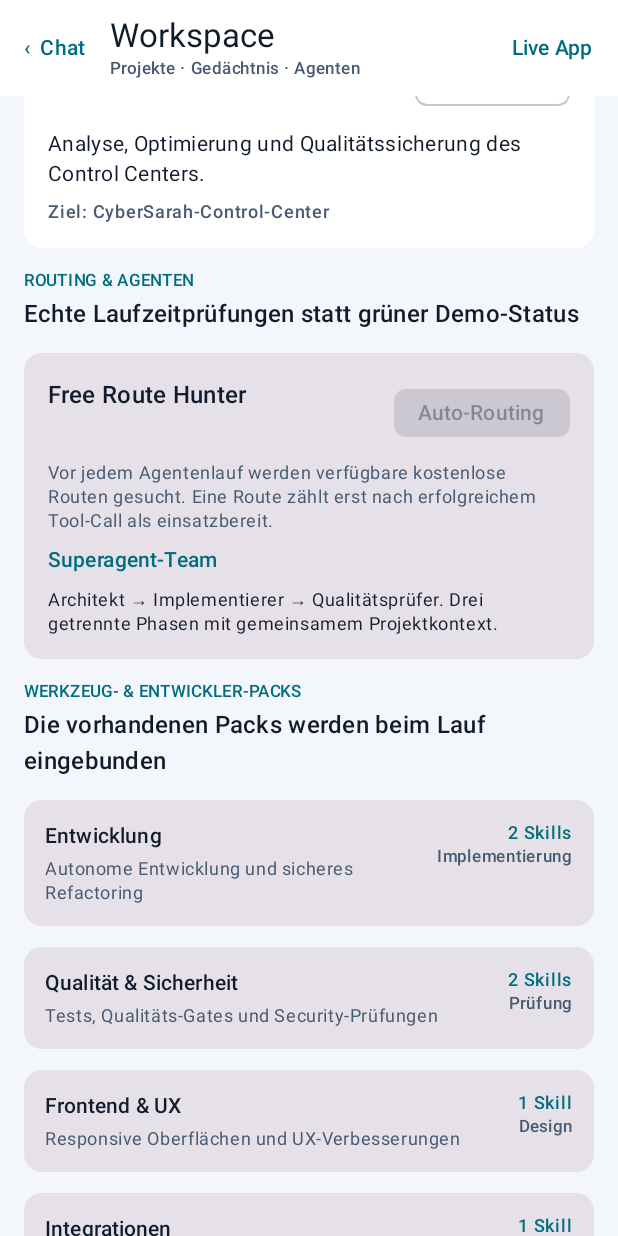
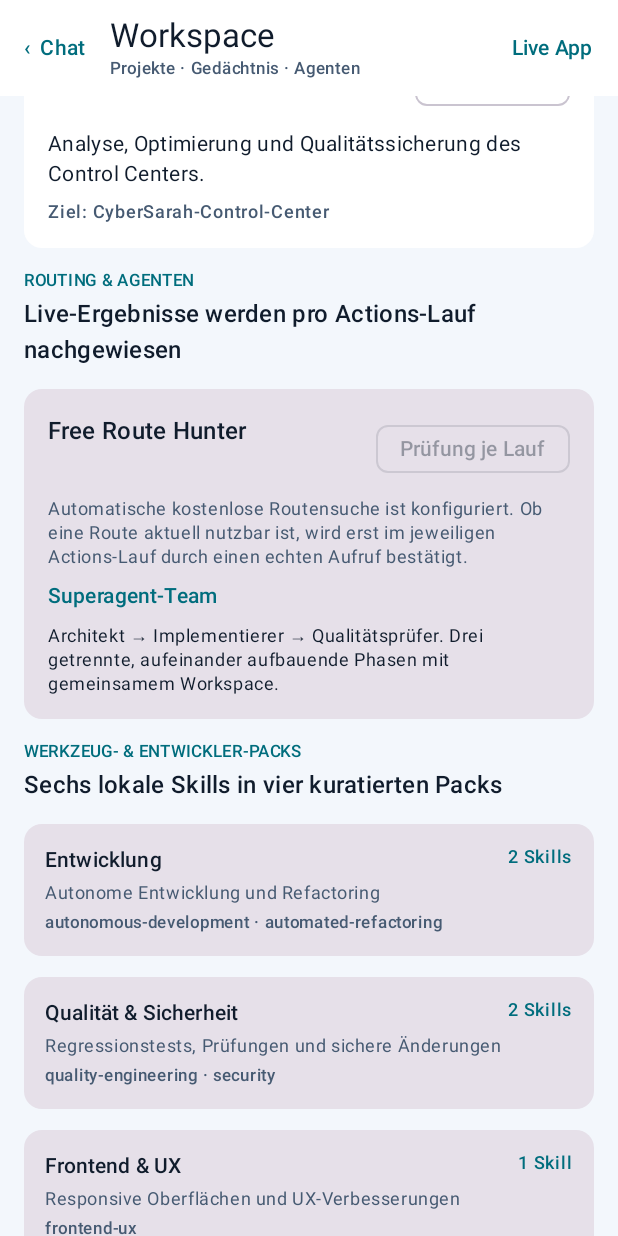
Before and after one commit to niknight1403/openhands-devbox, an Android app built with Jetpack Compose: the composable ProjectHubScreen called with empty values, scrolled down 532 dp, on a phone screen of 412 x 824 dp. Run offline under Robolectric (Android 15) with nearby library versions, the phone set to English and light mode, and no system bars.

Commit message:
fix(ui): show verified route and skill pack status accurately

```diff
--- a/android/app/src/main/java/dev/openhands/devbox/ui/ProjectHubScreen.kt
+++ b/android/app/src/main/java/dev/openhands/devbox/ui/ProjectHubScreen.kt
@@ -68,40 +68,71 @@ fun ProjectHubScreen(
                     }
                 }
             }
+
             SectionHeading("PROJEKTÜBERSICHT", "Freigegebene Entwicklungsziele")
             Projects.alle.forEach { project ->
                 ProjectCard(project, project.slug == selectedProject) { onSelectProject(project.slug) }
             }
-            SectionHeading("ROUTING & AGENTEN", "Echte Laufzeitprüfungen statt grüner Demo-Status")
+
+            SectionHeading("ROUTING & AGENTEN", "Live-Ergebnisse werden pro Actions-Lauf nachgewiesen")
             Card(modifier = Modifier.fillMaxWidth()) {
                 Column(Modifier.padding(16.dp), verticalArrangement = Arrangement.spacedBy(8.dp)) {
                     Row(Modifier.fillMaxWidth(), horizontalArrangement = Arrangement.SpaceBetween) {
                         Text("Free Route Hunter", style = MaterialTheme.typography.titleMedium)
-                        FilterChip(selected = model.isBlank(), onClick = {}, enabled = false,
-                            label = { Text(if (model.isBlank()) "Auto-Routing" else "Modell fixiert") })
+                        FilterChip(selected = false, onClick = {}, enabled = false,
+                            label = { Text("Prüfung je Lauf") })
                     }
                     Text(
-                        if (model.isBlank()) "Vor jedem Agentenlauf werden verfügbare kostenlose Routen gesucht. Eine Route zählt erst nach erfolgreichem Tool-Call als einsatzbereit."
-                        else "Manuelles Modell: $model. Für automatische kostenlose Routensuche das Modellfeld in den Einstellungen leeren.",
+                        if (model.isBlank())
+                            "Automatische kostenlose Routensuche ist konfiguriert. Ob eine Route aktuell nutzbar ist, wird erst im jeweiligen Actions-Lauf durch einen echten Aufruf bestätigt."
+                        else
+                            "Manuelles Modell: $model. Die Verfügbarkeit wird im jeweiligen Actions-Lauf geprüft; eine gespeicherte Modell-ID ist kein Gesundheitsnachweis.",
                         style = MaterialTheme.typography.bodySmall, color = MaterialTheme.colorScheme.onSurfaceVariant)
                     Text("Superagent-Team", style = MaterialTheme.typography.titleSmall, color = MaterialTheme.colorScheme.primary)
-                    Text("Architekt → Implementierer → Qualitätsprüfer. Drei getrennte Phasen mit gemeinsamem Projektkontext.",
+                    Text("Architekt → Implementierer → Qualitätsprüfer. Drei getrennte, aufeinander aufbauende Phasen mit gemeinsamem Workspace.",
                         style = MaterialTheme.typography.bodySmall)
                 }
             }
-            SectionHeading("WERKZEUG- & ENTWICKLER-PACKS", "Die vorhandenen Packs werden beim Lauf eingebunden")
-            CapabilityCard("Entwicklung", "Autonome Entwicklung und sicheres Refactoring", "2 Skills", "Implementierung")
-            CapabilityCard("Qualität & Sicherheit", "Tests, Qualitäts-Gates und Security-Prüfungen", "2 Skills", "Prüfung")
-            CapabilityCard("Frontend & UX", "Responsive Oberflächen und UX-Verbesserungen", "1 Skill", "Design")
-            CapabilityCard("Integrationen", "MCP- und Connector-Integrationen", "1 Skill", "Tools")
-            CapabilityCard("Plugin-Packs", "Konfigurierbare AgentSkills-Pakete; externe Skills zunächst nur validieren", "Konfiguriert", "Validierung")
+
+            SectionHeading("WERKZEUG- & ENTWICKLER-PACKS", "Sechs lokale Skills in vier kuratierten Packs")
+            CapabilityCard(
+                "Entwicklung",
+                "Autonome Entwicklung und Refactoring",
+                "2 Skills",
+                "autonomous-development · automated-refactoring",
+            )
+            CapabilityCard(
+                "Qualität & Sicherheit",
+                "Regressionstests, Prüfungen und sichere Änderungen",
+                "2 Skills",
+                "quality-engineering · security",
+            )
+            CapabilityCard(
+                "Frontend & UX",
+                "Responsive Oberflächen und UX-Verbesserungen",
+                "1 Skill",
+                "frontend-ux",
+            )
+            CapabilityCard(
+                "Integrationen",
+                "MCP- und Connector-Integrationen",
+                "1 Skill",
+                "integrations",
+            )
+            CapabilityCard(
+                "Externe Plugin-Packs",
+                "Anthropic Skills: frontend-design und docx",
+                "Validate-Modus",
+                "Wird geprüft, nicht automatisch installiert",
+            )
+
             Card(modifier = Modifier.fillMaxWidth()) {
                 Column(Modifier.padding(16.dp), verticalArrangement = Arrangement.spacedBy(6.dp)) {
                     Text("Projektgedächtnis", style = MaterialTheme.typography.titleMedium)
-                    Text("Frühere Läufe, Entscheidungen, Befunde, Fehlversuche und offene Punkte werden projektbezogen geladen und nach dem Lauf fortgeschrieben.",
+                    Text("Der Workflow lädt frühere Entscheidungen, Befunde und offene Punkte aus projects/<projekt>/GEDAECHTNIS.md und schreibt nach dem Lauf einen nachvollziehbaren Eintrag zurück.",
                         style = MaterialTheme.typography.bodySmall, color = MaterialTheme.colorScheme.onSurfaceVariant)
-                    Text("Quelle: projects/<projekt>/GEDAEHNTNIS.md", style = MaterialTheme.typography.labelSmall,
-                        color = MaterialTheme.colorScheme.primary)
+                    Text("Quelle: projects/<projekt>/GEDAECHTNIS.md",
+                        style = MaterialTheme.typography.labelSmall, color = MaterialTheme.colorScheme.primary)
                 }
             }
             if (selected != null) Button(onClick = onOpenLiveApp, modifier = Modifier.fillMaxWidth()) {
@@ -120,16 +151,16 @@ private fun SectionHeading(title: String, subtitle: String) {
 }
 
 @Composable
-private fun CapabilityCard(title: String, description: String, count: String, type: String) {
+private fun CapabilityCard(title: String, description: String, count: String, detail: String) {
     Card(modifier = Modifier.fillMaxWidth()) {
         Row(Modifier.fillMaxWidth().padding(14.dp), horizontalArrangement = Arrangement.SpaceBetween) {
             Column(Modifier.weight(1f), verticalArrangement = Arrangement.spacedBy(4.dp)) {
                 Text(title, style = MaterialTheme.typography.titleSmall)
                 Text(description, style = MaterialTheme.typography.bodySmall, color = MaterialTheme.colorScheme.onSurfaceVariant)
+                Text(detail, style = MaterialTheme.typography.labelSmall, color = MaterialTheme.colorScheme.onSurfaceVariant)
             }
             Column(horizontalAlignment = Alignment.End) {
                 Text(count, style = MaterialTheme.typography.labelMedium, color = MaterialTheme.colorScheme.primary)
-                Text(type, style = MaterialTheme.typography.labelSmall, color = MaterialTheme.colorScheme.onSurfaceVariant)
             }
         }
     }
```
